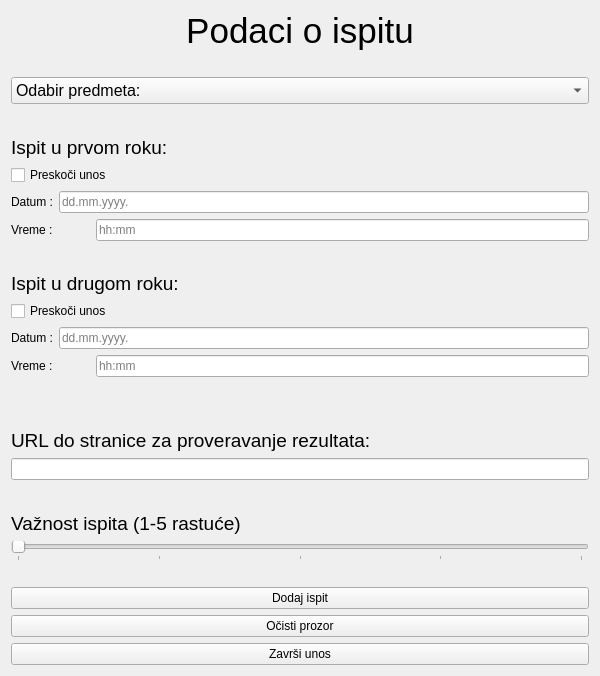
stenjo1/MATF_Planner, file Planer/MatfPlaner/forms/InsertExams.ui: the form before one commit.
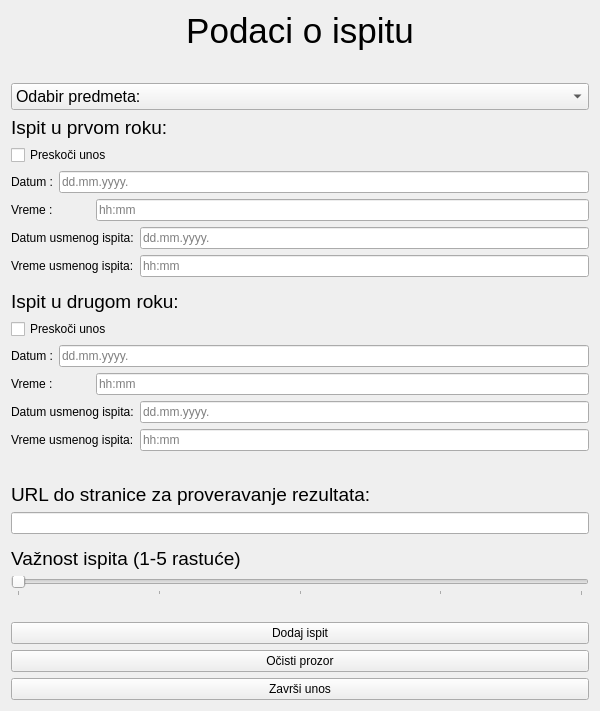
The form after the commit.

Commit message: add oral exam

The edit to the form file:
```diff
--- a/Planer/MatfPlaner/forms/InsertExams.ui
+++ b/Planer/MatfPlaner/forms/InsertExams.ui
@@ -7,7 +7,7 @@
     <x>0</x>
     <y>0</y>
     <width>600</width>
-    <height>676</height>
+    <height>711</height>
    </rect>
   </property>
   <property name="windowTitle">
@@ -36,6 +36,19 @@
      </property>
     </widget>
    </item>
+   <item>
+    <spacer name="verticalSpacer_2">
+     <property name="orientation">
+      <enum>Qt::Vertical</enum>
+     </property>
+     <property name="sizeHint" stdset="0">
+      <size>
+       <width>20</width>
+       <height>40</height>
+      </size>
+     </property>
+    </spacer>
+   </item>
    <item>
     <widget class="QComboBox" name="comboBox">
      <property name="font">
@@ -50,19 +63,6 @@
      </item>
     </widget>
    </item>
-   <item>
-    <spacer name="verticalSpacer_2">
-     <property name="orientation">
-      <enum>Qt::Vertical</enum>
-     </property>
-     <property name="sizeHint" stdset="0">
-      <size>
-       <width>20</width>
-       <height>40</height>
-      </size>
-     </property>
-    </spacer>
-   </item>
    <item>
     <widget class="QLabel" name="dateLabel">
      <property name="font">
@@ -118,6 +118,42 @@
      </item>
     </layout>
    </item>
+   <item>
+    <layout class="QHBoxLayout" name="horizontalLayout">
+     <item>
+      <widget class="QLabel" name="label_8">
+       <property name="text">
+        <string>Datum usmenog ispita:</string>
+       </property>
+      </widget>
+     </item>
+     <item>
+      <widget class="QLineEdit" name="lineEdit">
+       <property name="placeholderText">
+        <string>dd.mm.yyyy.</string>
+       </property>
+      </widget>
+     </item>
+    </layout>
+   </item>
+   <item>
+    <layout class="QHBoxLayout" name="horizontalLayout_6">
+     <item>
+      <widget class="QLabel" name="label_9">
+       <property name="text">
+        <string>Vreme usmenog ispita:</string>
+       </property>
+      </widget>
+     </item>
+     <item>
+      <widget class="QLineEdit" name="lineEdit_2">
+       <property name="placeholderText">
+        <string>hh:mm</string>
+       </property>
+      </widget>
+     </item>
+    </layout>
+   </item>
    <item>
     <spacer name="verticalSpacer_4">
      <property name="orientation">
@@ -186,6 +222,42 @@
      </item>
     </layout>
    </item>
+   <item>
+    <layout class="QHBoxLayout" name="horizontalLayout_7">
+     <item>
+      <widget class="QLabel" name="label_10">
+       <property name="text">
+        <string>Datum usmenog ispita:</string>
+       </property>
+      </widget>
+     </item>
+     <item>
+      <widget class="QLineEdit" name="lineEdit_3">
+       <property name="placeholderText">
+        <string>dd.mm.yyyy.</string>
+       </property>
+      </widget>
+     </item>
+    </layout>
+   </item>
+   <item>
+    <layout class="QHBoxLayout" name="horizontalLayout_8">
+     <item>
+      <widget class="QLabel" name="label_11">
+       <property name="text">
+        <string>Vreme usmenog ispita:</string>
+       </property>
+      </widget>
+     </item>
+     <item>
+      <widget class="QLineEdit" name="lineEdit_4">
+       <property name="placeholderText">
+        <string>hh:mm</string>
+       </property>
+      </widget>
+     </item>
+    </layout>
+   </item>
    <item>
     <widget class="QLabel" name="errorLabel">
      <property name="text">
```
The commit also changes 5 other files.
